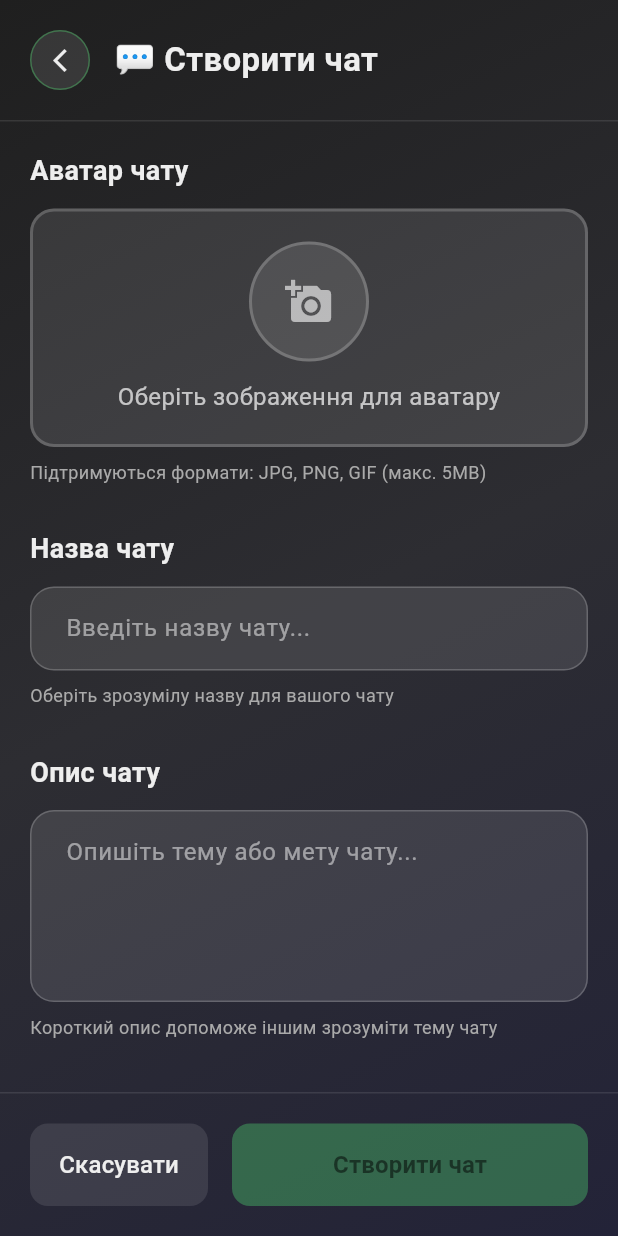
After one commit to Kvazar-213452/Voxta-mobile, a Flutter app: the AddChatScreen screen opened directly, on a phone screen of 412 x 824 dp. The commit adds this screen. Run offline on Flutter 3.47's test engine with Material 3 defaults, Android fonts, the phone set to English and light mode, and no system bars; our stand-ins replace flutter_secure_storage, image_picker, socket_io_client, sqflite, sqflite_common_ffi; missing offline and left inert: asn1lib, pointycastle; accounts and stored records are empty.

Commit message:
add addchat windoww

```diff
--- a/lib/config.dart
+++ b/lib/config.dart
@@ -1,9 +1,9 @@
 import 'package:flutter/material.dart';
 
 class Config {
-  static const String URL_SERVICES_CRYPTO = "http://192.168.68.101:4002";
-  static const String URL_SERVICES_AUNTIFICATION = "http://192.168.68.101:3000";
-  static const String URL_SERVICES_CHAT = "http://192.168.68.101:3001";
+  static const String URL_SERVICES_CRYPTO =  "http://localhost:4002";
+  static const String URL_SERVICES_AUNTIFICATION =  "http://localhost:3000";
+  static const String URL_SERVICES_CHAT =  "http://localhost:3001";
 }
 
 class AppColors {
--- a/lib/models/storage_settings.dart
+++ b/lib/models/storage_settings.dart
@@ -9,16 +9,13 @@ class SettingsDB {
   static Database? _db;
   static bool _initialized = false;
 
-  // Ініціалізація бази даних залежно від платформи
   static void _initializeDatabaseFactory() {
     if (_initialized) return;
 
     if (Platform.isWindows || Platform.isLinux || Platform.isMacOS) {
-      // Для десктопних платформ використовуємо FFI
       sqfliteFfiInit();
       databaseFactory = databaseFactoryFfi;
     }
-    // Для мобільних платформ (Android/iOS) використовується стандартний sqflite
 
     _initialized = true;
   }
@@ -35,22 +32,18 @@ class SettingsDB {
     Directory dir;
 
     try {
-      // Спробуємо отримати директорію документів
       dir = await getApplicationDocumentsDirectory();
     } catch (e) {
-      // Якщо не вдається, використовуємо поточну директорію (для деяких десктопних систем)
       dir = Directory.current;
     }
 
     String path = join(dir.path, 'voxta_settings.db');
-    print('Database path: $path'); // Для дебагу
+    print('Database path: $path');
 
     return await openDatabase(
       path,
       version: 1,
       onCreate: (db, version) async {
-        print('Creating database tables...'); // Для дебагу
-
         await db.execute('''
           CREATE TABLE IF NOT EXISTS settings (
             id INTEGER PRIMARY KEY AUTOINCREMENT,
@@ -63,12 +56,9 @@ class SettingsDB {
           )
         ''');
 
-        // Перевіряємо чи є записи в таблиці
         final count = Sqflite.firstIntValue(
           await db.rawQuery('SELECT COUNT(*) FROM settings')
         ) ?? 0;
-
-        print('Settings count: $count'); // Для дебагу
 
         if (count == 0) {
           final defaultSettings = Settings(
@@ -81,11 +71,11 @@ class SettingsDB {
           );
 
           await db.insert('settings', defaultSettings.toMap());
-          print('Default settings inserted'); // Для дебагу
+          print('Default settings inserted');
         }
       },
       onOpen: (db) async {
-        print('Database opened successfully'); // Для дебагу
+        print('Database opened successfully');
       },
     );
   }
@@ -94,22 +84,19 @@ class SettingsDB {
     try {
       final db = await database;
 
-      // Спочатку перевіряємо чи є записи
       final existing = await db.query('settings', limit: 1);
 
       if (existing.isEmpty) {
-        // Якщо записів немає, вставляємо новий
         await db.insert('settings', settings.toMap());
-        print('Settings inserted'); // Для дебагу
+        print('Settings inserted');
       } else {
-        // Якщо запис є, оновлюємо його
         await db.update(
           'settings',
           settings.toMap(),
           where: 'id = ?',
           whereArgs: [existing.first['id']],
         );
-        print('Settings updated'); // Для дебагу
+        print('Settings updated');
       }
     } catch (e) {
       print('Failed to save settings: $e');
@@ -123,11 +110,9 @@ class SettingsDB {
       final result = await db.query('settings', limit: 1);
 
       if (result.isEmpty) {
-        print('No settings found in database'); // Для дебагу
         return null;
       }
 
-      print('Settings loaded: ${result.first}'); // Для дебагу
       return Settings.fromMap(result.first);
     } catch (e) {
       print('Failed to get settings: $e');
@@ -139,14 +124,12 @@ class SettingsDB {
     try {
       final db = await database;
       await db.delete('settings');
-      print('Settings deleted'); // Для дебагу
     } catch (e) {
       print('Failed to delete settings: $e');
       rethrow;
     }
   }
 
-  // Метод для закриття бази даних (корисно для тестування)
   static Future<void> closeDatabase() async {
     if (_db != null) {
       await _db!.close();
@@ -155,12 +138,10 @@ class SettingsDB {
     }
   }
 
-  // Метод для перевірки з'єднання з базою даних
   static Future<bool> testConnection() async {
     try {
       final db = await database;
       await db.rawQuery('SELECT 1');
-      print('Database connection test: SUCCESS');
       return true;
     } catch (e) {
       print('Database connection test: FAILED - $e');
--- a/lib/screens/main_screen.dart
+++ b/lib/screens/main_screen.dart
@@ -8,6 +8,7 @@ import 'widgets/main/app_background.dart';
 import 'widgets/main/windows/settings/settings_window.dart';
 import '../services/chat/socket_service.dart';
 import '../../models/storage_user.dart';
+import 'widgets/main/windows/add_chat/add_chat_windows.dart';
 
 class MainScreen extends StatefulWidget {
   const MainScreen({super.key});
@@ -15,7 +16,7 @@ class MainScreen extends StatefulWidget {
   @override
   State<MainScreen> createState() => _MainScreenState();
 }
-
+// ChatListWidget
 class _MainScreenState extends State<MainScreen> {
   int currentIndex = 0;
   String currentChatName = "Оберіть чат";
@@ -189,6 +190,7 @@ class _MainScreenState extends State<MainScreen> {
       searchController: searchController,
       onChatTap: _onChatTap,
       onSettingsTap: _openSettings,
+      onAddChatTap: _openAddChat,
     );
   }
 
@@ -317,4 +319,12 @@ class _MainScreenState extends State<MainScreen> {
       builder: (context) => const SettingsScreenWidget(),
     );
   }
+
+  void _openAddChat() {
+    showDialog(
+      context: context,
+      barrierDismissible: false,
+      builder: (context) => const AddChatScreen(),
+    );
+  }
 }
--- a/lib/screens/widgets/main/chat_list_widget.dart
+++ b/lib/screens/widgets/main/chat_list_widget.dart
@@ -7,6 +7,7 @@ class ChatListWidget extends StatelessWidget {
   final TextEditingController searchController;
   final Function(ChatItem) onChatTap;
   final VoidCallback onSettingsTap;
+  final VoidCallback onAddChatTap;
 
   const ChatListWidget({
     super.key,
@@ -14,6 +15,7 @@ class ChatListWidget extends StatelessWidget {
     required this.searchController,
     required this.onChatTap,
     required this.onSettingsTap,
+    required this.onAddChatTap,
   });
 
   @override
@@ -48,7 +50,7 @@ class ChatListWidget extends StatelessWidget {
                           children: [
                             _buildHeaderButton(Icons.group, () {}),
                             const SizedBox(width: 8),
-                            _buildHeaderButton(Icons.add, () {}),
+                            _buildHeaderButton(Icons.add, onAddChatTap),
                             const SizedBox(width: 8),
                             _buildHeaderButton(Icons.settings, onSettingsTap),
                           ],
--- /dev/null
+++ b/lib/screens/widgets/main/windows/add_chat/add_chat_windows.dart
@@ -0,0 +1,498 @@
+import 'package:flutter/material.dart';
+import 'dart:io';
+import 'package:image_picker/image_picker.dart';
+import 'header.dart';
+import 'footer.dart';
+
+class AddChatScreen extends StatefulWidget {
+  const AddChatScreen({super.key});
+
+  @override
+  State<AddChatScreen> createState() => _AddChatScreenState();
+}
+
+class _AddChatScreenState extends State<AddChatScreen> with TickerProviderStateMixin {
+  final TextEditingController _chatNameController = TextEditingController();
+  final TextEditingController _chatDescriptionController = TextEditingController();
+
+  File? _selectedImage;
+  String _selectedPrivacy = 'offline';
+  bool _isFormValid = false;
+
+  late AnimationController _animationController;
+  late Animation<double> _slideAnimation;
+  late Animation<double> _fadeAnimation;
+
+  @override
+  void initState() {
+    super.initState();
+
+    _animationController = AnimationController(
+      duration: const Duration(milliseconds: 300),
+      vsync: this,
+    );
+
+    _slideAnimation = Tween<double>(
+      begin: 1.0,
+      end: 0.0,
+    ).animate(CurvedAnimation(
+      parent: _animationController,
+      curve: Curves.easeOutCubic,
+    ));
+
+    _fadeAnimation = Tween<double>(
+      begin: 0.0,
+      end: 1.0,
+    ).animate(CurvedAnimation(
+      parent: _animationController,
+      curve: Curves.easeOut,
+    ));
+
+    _animationController.forward();
+
+    _chatNameController.addListener(_validateForm);
+    _chatDescriptionController.addListener(_validateForm);
+  }
+
+  @override
+  void dispose() {
+    _animationController.dispose();
+    _chatNameController.dispose();
+    _chatDescriptionController.dispose();
+    super.dispose();
+  }
+
+  void _validateForm() {
+    setState(() {
+      _isFormValid = _chatNameController.text.trim().isNotEmpty;
+    });
+  }
+
+  Future<void> _pickImage() async {
+    final ImagePicker picker = ImagePicker();
+    final XFile? image = await picker.pickImage(
+      source: ImageSource.gallery,
+      maxWidth: 512,
+      maxHeight: 512,
+      imageQuality: 80,
+    );
+
+    if (image != null) {
+      setState(() {
+        _selectedImage = File(image.path);
+      });
+    }
+  }
+
+  void _selectPrivacy(String privacy) {
+    setState(() {
+      _selectedPrivacy = privacy;
+    });
+  }
+
+  void _closeScreen() {
+    _animationController.reverse().then((_) {
+      Navigator.of(context).pop();
+    });
+  }
+
+  void _createChat() {
+    if (_isFormValid) {
+      // Here you would typically call your chat creation logic
+      print('Creating chat: ${_chatNameController.text}');
+      print('Description: ${_chatDescriptionController.text}');
+      print('Privacy: $_selectedPrivacy');
+      print('Has avatar: ${_selectedImage != null}');
+
+      _closeScreen();
+    }
+  }
+
+  @override
+  Widget build(BuildContext context) {
+    return AnimatedBuilder(
+      animation: _animationController,
+      builder: (context, child) {
+        return Scaffold(
+          backgroundColor: const Color(0xFF1A1A1A),
+          body: Transform.translate(
+            offset: Offset(MediaQuery.of(context).size.width * _slideAnimation.value, 0),
+            child: Opacity(
+              opacity: _fadeAnimation.value,
+              child: Container(
+                decoration: const BoxDecoration(
+                  gradient: LinearGradient(
+                    begin: Alignment.topLeft,
+                    end: Alignment.bottomRight,
+                    colors: [
+                      Color(0xFF1F1F1F),
+                      Color(0xFF2D2D32),
+                      Color(0xFF232338),
+                    ],
+                  ),
+                ),
+                child: SafeArea(
+                  child: Column(
+                    children: [
+                      ChatHeader(onBack: _closeScreen),
+                      Expanded(
+                        child: _buildBody(),
+                      ),
+                      ChatFooter(
+                        onCancel: _closeScreen,
+                        onCreate: _createChat,
+                        isFormValid: _isFormValid,
+                      ),
+                    ],
+                  ),
+                ),
+              ),
+            ),
+          ),
+        );
+      },
+    );
+  }
+
+  Widget _buildBody() {
+    return SingleChildScrollView(
+      padding: const EdgeInsets.all(20),
+      child: Column(
+        crossAxisAlignment: CrossAxisAlignment.start,
+        children: [
+          _buildAvatarSection(),
+          const SizedBox(height: 30),
+          _buildChatNameSection(),
+          const SizedBox(height: 30),
+          _buildDescriptionSection(),
+          const SizedBox(height: 30),
+          _buildPrivacySection(),
+          const SizedBox(height: 40), // Додатковий простір внизу
+        ],
+      ),
+    );
+  }
+
+  Widget _buildAvatarSection() {
+    return Column(
+      crossAxisAlignment: CrossAxisAlignment.start,
+      children: [
+        const Text(
+          'Аватар чату',
+          style: TextStyle(
+            fontSize: 18,
+            fontWeight: FontWeight.w600,
+            color: Color(0xFFEEEEEE),
+          ),
+        ),
+        const SizedBox(height: 12),
+        GestureDetector(
+          onTap: _pickImage,
+          child: Container(
+            width: double.infinity,
+            padding: const EdgeInsets.all(20),
+            decoration: BoxDecoration(
+              color: const Color(0x1AFFFFFF),
+              border: Border.all(
+                color: _selectedImage != null
+                    ? const Color(0xFF58FF7F)
+                    : Colors.white.withOpacity(0.2),
+                width: 2,
+                style: BorderStyle.solid,
+              ),
+              borderRadius: BorderRadius.circular(16),
+            ),
+            child: Column(
+              children: [
+                if (_selectedImage != null) ...[
+                  ClipRRect(
+                    borderRadius: BorderRadius.circular(40),
+                    child: Image.file(
+                      _selectedImage!,
+                      width: 80,
+                      height: 80,
+                      fit: BoxFit.cover,
+                    ),
+                  ),
+                  const SizedBox(height: 12),
+                  const Text(
+                    'Аватар обрано',
+                    style: TextStyle(
+                      color: Color(0xFF58FF7F),
+                      fontSize: 14,
+                      fontWeight: FontWeight.w500,
+                    ),
+                  ),
+                ] else ...[
+                  Container(
+                    width: 80,
+                    height: 80,
+                    decoration: BoxDecoration(
+                      color: Colors.white.withOpacity(0.1),
+                      borderRadius: BorderRadius.circular(40),
+                      border: Border.all(
+                        color: Colors.white.withOpacity(0.2),
+                        width: 2,
+                      ),
+                    ),
+                    child: Icon(
+                      Icons.add_a_photo,
+                      color: Colors.white.withOpacity(0.6),
+                      size: 32,
+                    ),
+                  ),
+                  const SizedBox(height: 12),
+                  Text(
+                    'Оберіть зображення для аватару',
+                    style: TextStyle(
+                      color: Colors.white.withOpacity(0.7),
+                      fontSize: 16,
+                    ),
+                  ),
+                ],
+              ],
+            ),
+          ),
+        ),
+        const SizedBox(height: 8),
+        Text(
+          'Підтримуються формати: JPG, PNG, GIF (макс. 5MB)',
+          style: TextStyle(
+            fontSize: 12,
+            color: const Color(0xFFAAAAAA),
+          ),
+        ),
+      ],
+    );
+  }
+
+  Widget _buildChatNameSection() {
+    return Column(
+      crossAxisAlignment: CrossAxisAlignment.start,
+      children: [
+        const Text(
+          'Назва чату',
+          style: TextStyle(
+            fontSize: 18,
+            fontWeight: FontWeight.w600,
+            color: Color(0xFFEEEEEE),
+          ),
+        ),
+        const SizedBox(height: 12),
+        TextField(
+          controller: _chatNameController,
+          style: const TextStyle(
+            color: Color(0xFFEEEEEE),
+            fontSize: 16,
+          ),
+          decoration: InputDecoration(
+            hintText: 'Введіть назву чату...',
+            hintStyle: TextStyle(
+              color: Colors.white.withOpacity(0.5),
+            ),
+            filled: true,
+            fillColor: const Color(0x1AFFFFFF),
+            border: OutlineInputBorder(
+              borderRadius: BorderRadius.circular(16),
+              borderSide: BorderSide(
+                color: Colors.white.withOpacity(0.2),
+              ),
+            ),
+            enabledBorder: OutlineInputBorder(
+              borderRadius: BorderRadius.circular(16),
+              borderSide: BorderSide(
+                color: Colors.white.withOpacity(0.2),
+              ),
+            ),
+            focusedBorder: OutlineInputBorder(
+              borderRadius: BorderRadius.circular(16),
+              borderSide: const BorderSide(
+                color: Color(0xFF58FF7F),
+                width: 2,
+              ),
+            ),
+            contentPadding: const EdgeInsets.symmetric(
+              horizontal: 20,
+              vertical: 16,
+            ),
+          ),
+        ),
+        const SizedBox(height: 8),
+        const Text(
+          'Оберіть зрозумілу назву для вашого чату',
+          style: TextStyle(
+            fontSize: 12,
+            color: Color(0xFFAAAAAA),
+          ),
+        ),
+      ],
+    );
+  }
+
+  Widget _buildDescriptionSection() {
+    return Column(
+      crossAxisAlignment: CrossAxisAlignment.start,
+      children: [
+        const Text(
+          'Опис чату',
+          style: TextStyle(
+            fontSize: 18,
+            fontWeight: FontWeight.w600,
+            color: Color(0xFFEEEEEE),
+          ),
+        ),
+        const SizedBox(height: 12),
+        TextField(
+          controller: _chatDescriptionController,
+          maxLines: 4,
+          style: const TextStyle(
+            color: Color(0xFFEEEEEE),
+            fontSize: 16,
+          ),
+          decoration: InputDecoration(
+            hintText: 'Опишіть тему або мету чату...',
+            hintStyle: TextStyle(
+              color: Colors.white.withOpacity(0.5),
+            ),
+            filled: true,
+            fillColor: const Color(0x1AFFFFFF),
+            border: OutlineInputBorder(
+              borderRadius: BorderRadius.circular(16),
+              borderSide: BorderSide(
+                color: Colors.white.withOpacity(0.2),
+              ),
+            ),
+            enabledBorder: OutlineInputBorder(
+              borderRadius: BorderRadius.circular(16),
+              borderSide: BorderSide(
+                color: Colors.white.withOpacity(0.2),
+              ),
+            ),
+            focusedBorder: OutlineInputBorder(
+              borderRadius: BorderRadius.circular(16),
+              borderSide: const BorderSide(
+                color: Color(0xFF58FF7F),
+                width: 2,
+              ),
+            ),
+            contentPadding: const EdgeInsets.symmetric(
+              horizontal: 20,
+              vertical: 16,
+            ),
+          ),
+        ),
+        const SizedBox(height: 8),
+        const Text(
+          'Короткий опис допоможе іншим зрозуміти тему чату',
+          style: TextStyle(
+            fontSize: 12,
+            color: Color(0xFFAAAAAA),
+          ),
+        ),
+      ],
+    );
+  }
+
+  Widget _buildPrivacySection() {
+    return Column(
+      crossAxisAlignment: CrossAxisAlignment.start,
+      children: [
+        const Text(
+          'Приватність',
+          style: TextStyle(
+            fontSize: 18,
+            fontWeight: FontWeight.w600,
+            color: Color(0xFFEEEEEE),
+          ),
+        ),
+        const SizedBox(height: 12),
+        Column(
+          children: [
+            _buildPrivacyOption('offline', '🔒', 'Приватний', 'Чат видимий тільки вам'),
+            const SizedBox(height: 12),
+            _buildPrivacyOption('online', '🌐', 'Публічний', 'Всі можуть приєднатися до чату'),
+            const SizedBox(height: 12),
+            _buildPrivacyOption('server', '⚙️', 'Серверний', 'Контролюється адміністратором'),
+          ],
+        ),
+      ],
+    );
+  }
+
+  Widget _buildPrivacyOption(String value, String icon, String name, String description) {
+    final isSelected = _selectedPrivacy == value;
+
+    return GestureDetector(
+      onTap: () => _selectPrivacy(value),
+      child: AnimatedContainer(
+        duration: const Duration(milliseconds: 200),
+        width: double.infinity,
+        padding: const EdgeInsets.all(16),
+        decoration: BoxDecoration(
+          color: isSelected
+              ? const Color(0xFF58FF7F).withOpacity(0.1)
+              : const Color(0x1AFFFFFF),
+          border: Border.all(
+            color: isSelected
+                ? const Color(0xFF58FF7F)
+                : Colors.white.withOpacity(0.2),
+            width: 2,
+          ),
+          borderRadius: BorderRadius.circular(16),
+        ),
+        child: Row(
+          children: [
+            Container(
+              width: 48,
+              height: 48,
+              decoration: BoxDecoration(
+                color: isSelected
+                    ? const Color(0xFF58FF7F).withOpacity(0.2)
+                    : Colors.white.withOpacity(0.1),
+                borderRadius: BorderRadius.circular(24),
+              ),
+              child: Center(
+                child: Text(
+                  icon,
+                  style: const TextStyle(fontSize: 20),
+                ),
+              ),
+            ),
+            const SizedBox(width: 16),
+            Expanded(
+              child: Column(
+                crossAxisAlignment: CrossAxisAlignment.start,
+                children: [
+                  Text(
+                    name,
+                    style: TextStyle(
+                      fontSize: 16,
+                      fontWeight: FontWeight.w600,
+                      color: isSelected
+                          ? const Color(0xFF58FF7F)
+                          : const Color(0xFFEEEEEE),
+                    ),
+                  ),
+                  const SizedBox(height: 4),
+                  Text(
+                    description,
+                    style: TextStyle(
+                      fontSize: 13,
+                      color: Colors.white.withOpacity(0.7),
+                    ),
+                  ),
+                ],
+              ),
+            ),
+            if (isSelected)
+              const Icon(
+                Icons.check_circle,
+                color: Color(0xFF58FF7F),
+                size: 24,
+              ),
+          ],
+        ),
+      ),
+    );
+  }
+}
--- /dev/null
+++ b/lib/screens/widgets/main/windows/add_chat/footer.dart
@@ -0,0 +1,78 @@
+import 'package:flutter/material.dart';
+
+class ChatFooter extends StatelessWidget {
+  final VoidCallback onCancel;
+  final VoidCallback? onCreate;
+  final bool isFormValid;
+
+  const ChatFooter({
+    super.key,
+    required this.onCancel,
+    required this.onCreate,
+    required this.isFormValid,
+  });
+
+  @override
+  Widget build(BuildContext context) {
+    return Container(
+      padding: const EdgeInsets.all(20),
+      decoration: BoxDecoration(
+        border: Border(
+          top: BorderSide(
+            color: Colors.white.withOpacity(0.1),
+            width: 1,
+          ),
+        ),
+      ),
+      child: Row(
+        children: [
+          Expanded(
+            child: TextButton(
+              onPressed: onCancel,
+              style: TextButton.styleFrom(
+                backgroundColor: const Color(0x1AFFFFFF),
+                foregroundColor: const Color(0xFFEEEEEE),
+                padding: const EdgeInsets.symmetric(vertical: 16),
+                shape: RoundedRectangleBorder(
+                  borderRadius: BorderRadius.circular(12),
+                ),
+              ),
+              child: const Text(
+                'Скасувати',
+                style: TextStyle(
+                  fontSize: 16,
+                  fontWeight: FontWeight.w500,
+                ),
+              ),
+            ),
+          ),
+          const SizedBox(width: 16),
+          Expanded(
+            flex: 2,
+            child: ElevatedButton(
+              onPressed: isFormValid ? onCreate : null,
+              style: ElevatedButton.styleFrom(
+                backgroundColor: const Color(0xFF58FF7F),
+                foregroundColor: Colors.black,
+                disabledBackgroundColor: const Color(0xFF58FF7F).withOpacity(0.3),
+                disabledForegroundColor: Colors.black.withOpacity(0.5),
+                padding: const EdgeInsets.symmetric(vertical: 16),
+                shape: RoundedRectangleBorder(
+                  borderRadius: BorderRadius.circular(12),
+                ),
+                elevation: isFormValid ? 4 : 0,
+              ),
+              child: const Text(
+                'Створити чат',
+                style: TextStyle(
+                  fontSize: 16,
+                  fontWeight: FontWeight.w600,
+                ),
+              ),
+            ),
+          ),
+        ],
+      ),
+    );
+  }
+}
--- /dev/null
+++ b/lib/screens/widgets/main/windows/add_chat/header.dart
@@ -0,0 +1,60 @@
+import 'package:flutter/material.dart';
+
+class ChatHeader extends StatelessWidget {
+  final VoidCallback onBack;
+
+  const ChatHeader({
+    super.key,
+    required this.onBack,
+  });
+
+  @override
+  Widget build(BuildContext context) {
+    return Container(
+      padding: const EdgeInsets.all(20),
+      decoration: BoxDecoration(
+        border: Border(
+          bottom: BorderSide(
+            color: Colors.white.withOpacity(0.1),
+            width: 1,
+          ),
+        ),
+      ),
+      child: Row(
+        children: [
+          GestureDetector(
+            onTap: onBack,
+            child: Container(
+              width: 40,
+              height: 40,
+              decoration: BoxDecoration(
+                color: Colors.white.withOpacity(0.1),
+                borderRadius: BorderRadius.circular(20),
+                border: Border.all(
+                  color: const Color(0xFF58FF7F).withOpacity(0.3),
+                  width: 1,
+                ),
+              ),
+              child: const Icon(
+                Icons.arrow_back_ios_new,
+                color: Color(0xFFEEEEEE),
+                size: 18,
+              ),
+            ),
+          ),
+          const SizedBox(width: 16),
+          const Expanded(
+            child: Text(
+              '💬 Створити чат',
+              style: TextStyle(
+                fontSize: 22,
+                fontWeight: FontWeight.w600,
+                color: Color(0xFFEEEEEE),
+              ),
+            ),
+          ),
+        ],
+      ),
+    );
+  }
+}
--- a/pubspec.yaml
+++ b/pubspec.yaml
@@ -22,6 +22,7 @@ dependencies:
   sqflite: ^2.3.2
   path: ^1.8.3
   sqflite_common_ffi: ^2.3.0
+  image_picker: ^1.0.4
 
 
 dev_dependencies:
```
Also changed, not shown: pubspec.lock, 2 other files.
